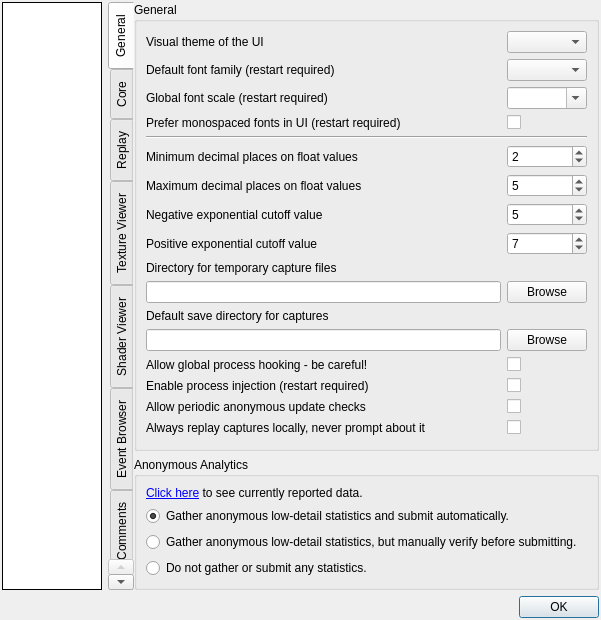
The window that qrenderdoc/Windows/Dialogs/SettingsDialog.ui (baldurk/renderdoc) describes before a commit, drawn with Qt 5.
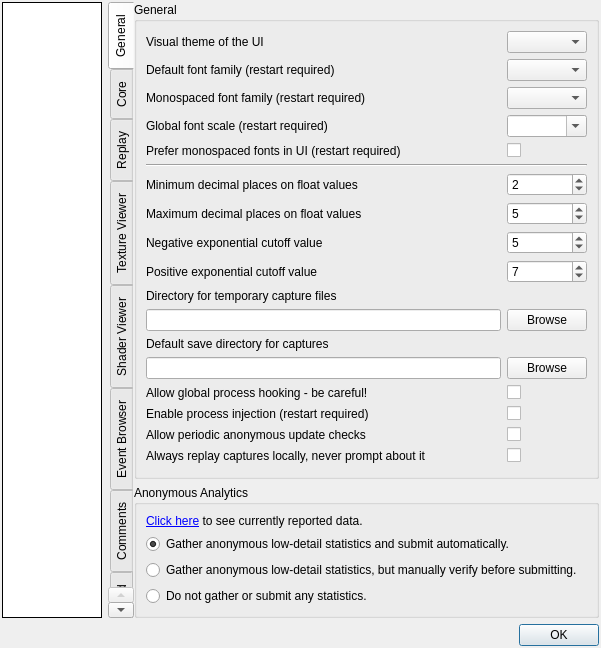
The same window after the commit. The open tabs and pages were chosen to show the change. Custom widgets are drawn as their Qt base class.

Commit message: Allow customising the fixed/monospace font as well. Refs #2443

```diff
--- a/qrenderdoc/Windows/Dialogs/SettingsDialog.ui
+++ b/qrenderdoc/Windows/Dialogs/SettingsDialog.ui
@@ -7,7 +7,7 @@
     <x>0</x>
     <y>0</y>
     <width>564</width>
-    <height>554</height>
+    <height>580</height>
    </rect>
   </property>
   <property name="windowTitle">
@@ -135,6 +135,23 @@
            </widget>
           </item>
           <item row="2" column="0">
+           <widget class="QLabel" name="label_21">
+            <property name="toolTip">
+             <string>The default font family to be used for monospaced text, typically code display or tables of buffer data. If the below option for monospace override is chosen this font will be used for those extra places.</string>
+            </property>
+            <property name="text">
+             <string>Monospaced font family (restart required)</string>
+            </property>
+           </widget>
+          </item>
+          <item row="2" column="1">
+           <widget class="QComboBox" name="Font_MonoFamily">
+            <property name="toolTip">
+             <string>The default font family to be used for monospaced text, typically code display or tables of buffer data. If the below option for monospace override is chosen this font will be used for those extra places.</string>
+            </property>
+           </widget>
+          </item>
+          <item row="3" column="0">
            <widget class="QLabel" name="label_27">
             <property name="toolTip">
              <string>A global scale for all fonts in the program. This will only scale text, icons and other UI elements will be scaled according to DPI settings as normal.</string>
@@ -144,7 +161,7 @@
             </property>
            </widget>
           </item>
-          <item row="2" column="1">
+          <item row="3" column="1">
            <widget class="QComboBox" name="Font_GlobalScale">
             <property name="toolTip">
              <string>A global scale for all fonts in the program. This will only scale text, icons and other UI elements will be scaled according to DPI settings as normal.</string>
@@ -154,7 +171,7 @@
             </property>
            </widget>
           </item>
-          <item row="3" column="0">
+          <item row="4" column="0">
            <widget class="QLabel" name="label_9">
             <property name="toolTip">
              <string>Wherever possible a monospaced font will be used instead of the default font</string>
@@ -164,7 +181,7 @@
             </property>
            </widget>
           </item>
-          <item row="3" column="1">
+          <item row="4" column="1">
            <widget class="QCheckBox" name="Font_PreferMonospaced">
             <property name="toolTip">
              <string>Wherever possible a monospaced font will be used instead of the default font</string>
@@ -174,14 +191,14 @@
             </property>
            </widget>
           </item>
-          <item row="4" column="0" colspan="2">
+          <item row="5" column="0" colspan="2">
            <widget class="Line" name="line">
             <property name="orientation">
              <enum>Qt::Horizontal</enum>
             </property>
            </widget>
           </item>
-          <item row="5" column="0">
+          <item row="6" column="0">
            <widget class="QLabel" name="label">
             <property name="toolTip">
              <string>At least this many decimal places will be displayed on floats.
@@ -192,7 +209,7 @@
             </property>
            </widget>
           </item>
-          <item row="5" column="1">
+          <item row="6" column="1">
            <widget class="QSpinBox" name="Formatter_MinFigures">
             <property name="toolTip">
              <string>Decimals will display at least this many digits.
@@ -203,7 +220,7 @@
             </property>
            </widget>
           </item>
-          <item row="6" column="0">
+          <item row="7" column="0">
            <widget class="QLabel" name="label_2">
             <property name="toolTip">
              <string>No more decimal places than this will be displayed on floats.
@@ -214,7 +231,7 @@
             </property>
            </widget>
           </item>
-          <item row="6" column="1">
+          <item row="7" column="1">
            <widget class="QSpinBox" name="Formatter_MaxFigures">
             <property name="toolTip">
              <string>No more decimal places than this will be displayed on floats.
@@ -225,7 +242,7 @@
             </property>
            </widget>
           </item>
-          <item row="7" column="0">
+          <item row="8" column="0">
            <widget class="QLabel" name="label_3">
             <property name="toolTip">
              <string>Any numbers smaller than this exponent will be displayed in scientific notation.
@@ -236,7 +253,7 @@
             </property>
            </widget>
           </item>
-          <item row="7" column="1">
+          <item row="8" column="1">
            <widget class="QSpinBox" name="Formatter_NegExp">
             <property name="toolTip">
              <string>Any numbers smaller than this exponent will be displayed in scientific notation.
@@ -247,7 +264,7 @@
             </property>
            </widget>
           </item>
-          <item row="8" column="0">
+          <item row="9" column="0">
            <widget class="QLabel" name="label_4">
             <property name="toolTip">
              <string>Any numbers larger than this exponent will be displayed in scientific notation.
@@ -258,7 +275,7 @@
             </property>
            </widget>
           </item>
-          <item row="8" column="1">
+          <item row="9" column="1">
            <widget class="QSpinBox" name="Formatter_PosExp">
             <property name="toolTip">
              <string>Any numbers larger than this exponent will be displayed in scientific notation.
@@ -272,7 +289,7 @@
             </property>
            </widget>
           </item>
-          <item row="9" column="0">
+          <item row="10" column="0">
            <widget class="QLabel" name="label_5">
             <property name="toolTip">
              <string>Changes the directory where capture files are saved after being created, until saved manually or deleted.
@@ -284,7 +301,7 @@
             </property>
            </widget>
           </item>
-          <item row="10" column="0">
+          <item row="11" column="0">
            <widget class="QLineEdit" name="tempDirectory">
             <property name="toolTip">
              <string>Changes the directory where capture files are saved after being created, until saved manually or deleted.
@@ -293,7 +310,7 @@
             </property>
            </widget>
           </item>
-          <item row="10" column="1">
+          <item row="11" column="1">
            <widget class="QPushButton" name="browseTempCaptureDirectory">
             <property name="toolTip">
              <string>Changes the directory where capture files are saved after being created, until saved manually or deleted.
@@ -305,7 +322,7 @@
             </property>
            </widget>
           </item>
-          <item row="11" column="0">
+          <item row="12" column="0">
            <widget class="QLabel" name="label_6">
             <property name="toolTip">
              <string>Changes the default directory for the save dialog when saving capture files.
@@ -317,7 +334,7 @@
             </property>
            </widget>
           </item>
-          <item row="12" column="0">
+          <item row="13" column="0">
            <widget class="QLineEdit" name="saveDirectory">
             <property name="toolTip">
              <string>Changes the default directory for the save dialog when saving capture files.
@@ -326,7 +343,7 @@
             </property>
            </widget>
           </item>
-          <item row="12" column="1">
+          <item row="13" column="1">
            <widget class="QPushButton" name="browseSaveCaptureDirectory">
             <property name="toolTip">
              <string>Changes the default directory for the save dialog when saving capture files.
@@ -338,7 +355,7 @@
             </property>
            </widget>
           </item>
-          <item row="13" column="0">
+          <item row="14" column="0">
            <widget class="QLabel" name="globalHookLabel">
             <property name="toolTip">
              <string>Enables functionality on the capture application window that will insert RenderDoc automatically
@@ -353,7 +370,7 @@
             </property>
            </widget>
           </item>
-          <item row="13" column="1">
+          <item row="14" column="1">
            <widget class="QCheckBox" name="AllowGlobalHook">
             <property name="toolTip">
              <string>Enables functionality on the capture application window that will insert RenderDoc automatically
@@ -368,7 +385,7 @@
             </property>
            </widget>
           </item>
-          <item row="14" column="0">
+          <item row="15" column="0">
            <widget class="QLabel" name="injectProcLabel">
             <property name="toolTip">
              <string>Enables the ability to inject into processes on windows.
@@ -382,7 +399,7 @@
             </property>
            </widget>
           </item>
-          <item row="14" column="1">
+          <item row="15" column="1">
            <widget class="QCheckBox" name="AllowProcessInject">
             <property name="toolTip">
              <string>Enables the ability to inject into processes on windows.
@@ -396,7 +413,7 @@
             </property>
            </widget>
           </item>
-          <item row="15" column="0">
+          <item row="16" column="0">
            <widget class="QLabel" name="label_8">
             <property name="toolTip">
              <string>Allows RenderDoc to phone home to https://renderdoc.org to anonymously check for new versions.</string>
@@ -406,7 +423,7 @@
             </property>
            </widget>
           </item>
-          <item row="15" column="1">
+          <item row="16" column="1">
            <widget class="QCheckBox" name="CheckUpdate_AllowChecks">
             <property name="toolTip">
              <string>Allows RenderDoc to phone home to https://renderdoc.org to anonymously check for new versions.</string>
@@ -416,7 +433,7 @@
             </property>
            </widget>
           </item>
-          <item row="16" column="0">
+          <item row="17" column="0">
            <widget class="QLabel" name="label_10">
             <property name="toolTip">
              <string>If a capture is marked as being created on a significantly different system (different OS or platform)
@@ -429,20 +446,20 @@
             </property>
            </widget>
           </item>
-          <item row="16" column="1">
-           <widget class="QCheckBox" name="AlwaysReplayLocally">
-            <property name="toolTip">
-             <string>If a capture is marked as being created on a significantly different system (different OS or platform)
-as is currently running, then by default the UI will prompt to ask if you want to replay on a remote context.
-
-This option overrides that and will always replay locally if the local context is selected.</string>
-            </property>
-            <property name="text">
-             <string/>
-            </property>
-           </widget>
-          </item>
           <item row="17" column="1">
+           <widget class="QCheckBox" name="AlwaysReplayLocally">
+            <property name="toolTip">
+             <string>If a capture is marked as being created on a significantly different system (different OS or platform)
+as is currently running, then by default the UI will prompt to ask if you want to replay on a remote context.
+
+This option overrides that and will always replay locally if the local context is selected.</string>
+            </property>
+            <property name="text">
+             <string/>
+            </property>
+           </widget>
+          </item>
+          <item row="18" column="1">
            <spacer name="verticalSpacer">
             <property name="orientation">
              <enum>Qt::Vertical</enum>
```
Left out of the diff: 9 changed lines with no effect on the pictures. The commit also changes 6 other files.
